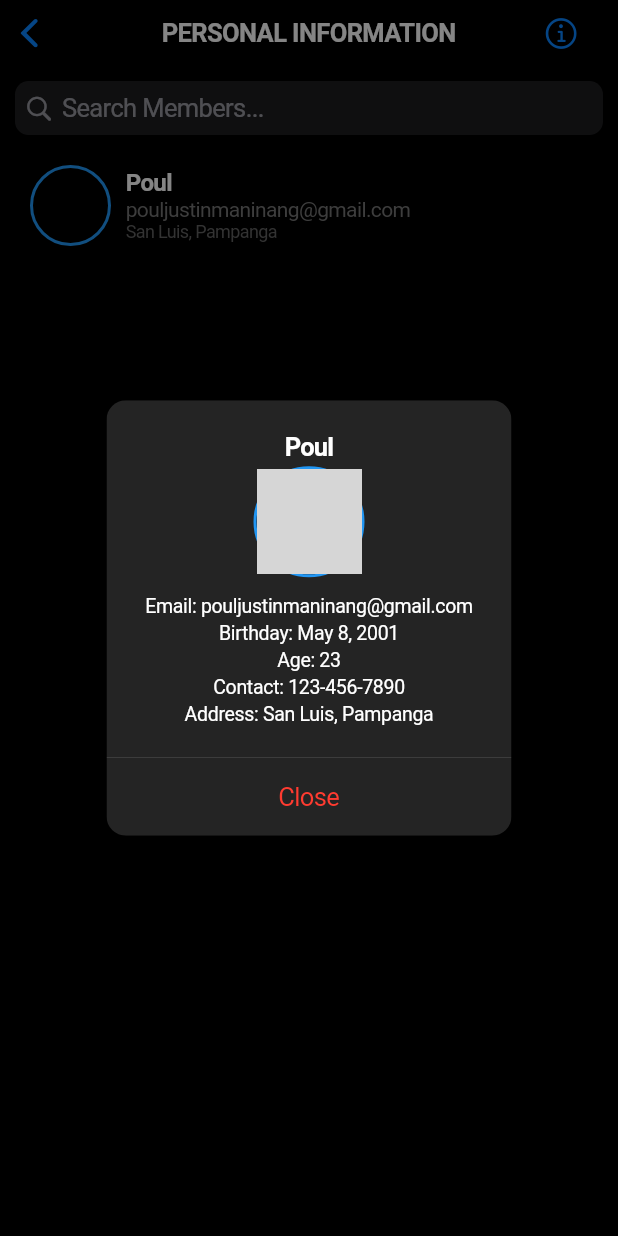
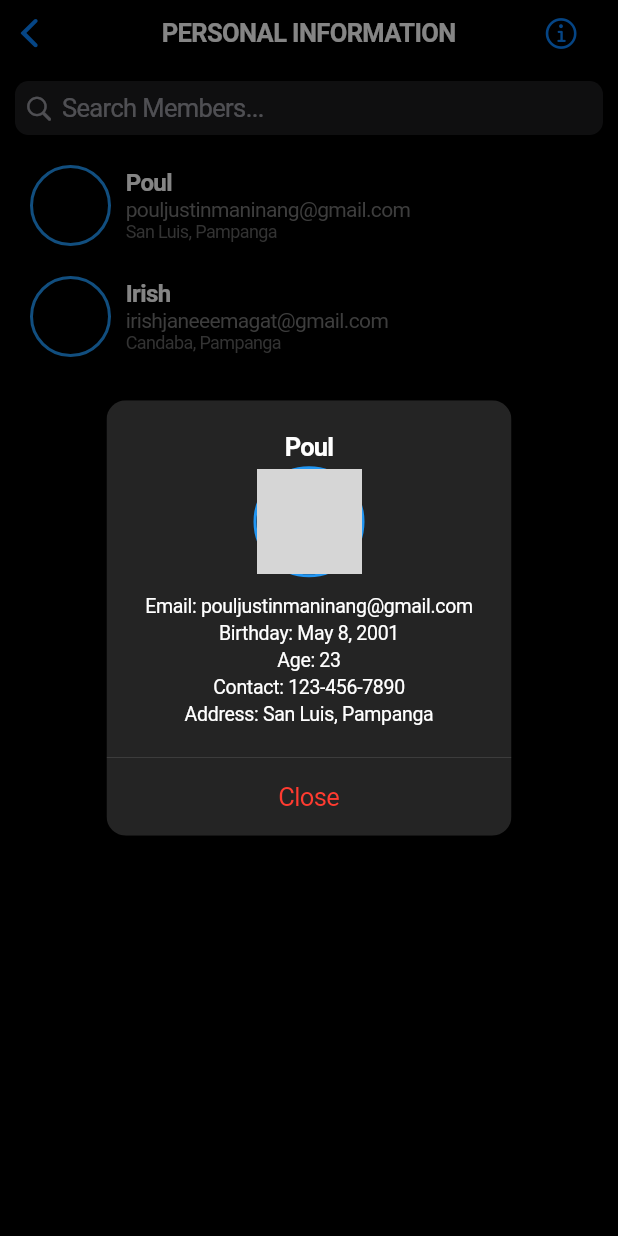
Before and after one commit to janella-may-pangilinan/Login, a Flutter app: the HomeScreen screen opened directly, after a tap on "Poul", on a phone screen of 412 x 824 dp. Run offline on Flutter 3.47's test engine with Material 3 defaults, Android fonts, the phone set to English and light mode, and no system bars; grey boxes are pictures that could not be loaded.

Commit message:
irish jane

```diff
--- a/lib/homepage.dart
+++ b/lib/homepage.dart
@@ -18,7 +18,9 @@ class HomeScreen extends StatefulWidget {
 class _HomeScreenState extends State<HomeScreen> {
   final List<Map<String, String>> users = [
     {'name': 'Poul', 'image': 'images/poul.jpg', 'email': 'pouljustinmaninang@gmail.com', 'birthday': 'May 8, 2001', 'contact': '123-456-7890', 'address': 'San Luis, Pampanga', 'age': '23'},
-    ];
+    {'name': 'Irish', 'image': 'images/person2.jpg', 'email': 'irishjaneeemagat@gmail.com', 'birthday': 'July 7, 1998', 'contact': '345-678-9012', 'address': 'Candaba, Pampanga', 'age': '26'},
+
+  ];
 
   List<Map<String, String>> filteredUsers = [];
   TextEditingController searchController = TextEditingController();
```
Also changed, not shown: images/person2.jpg (added), images/poul.jpg (added).
